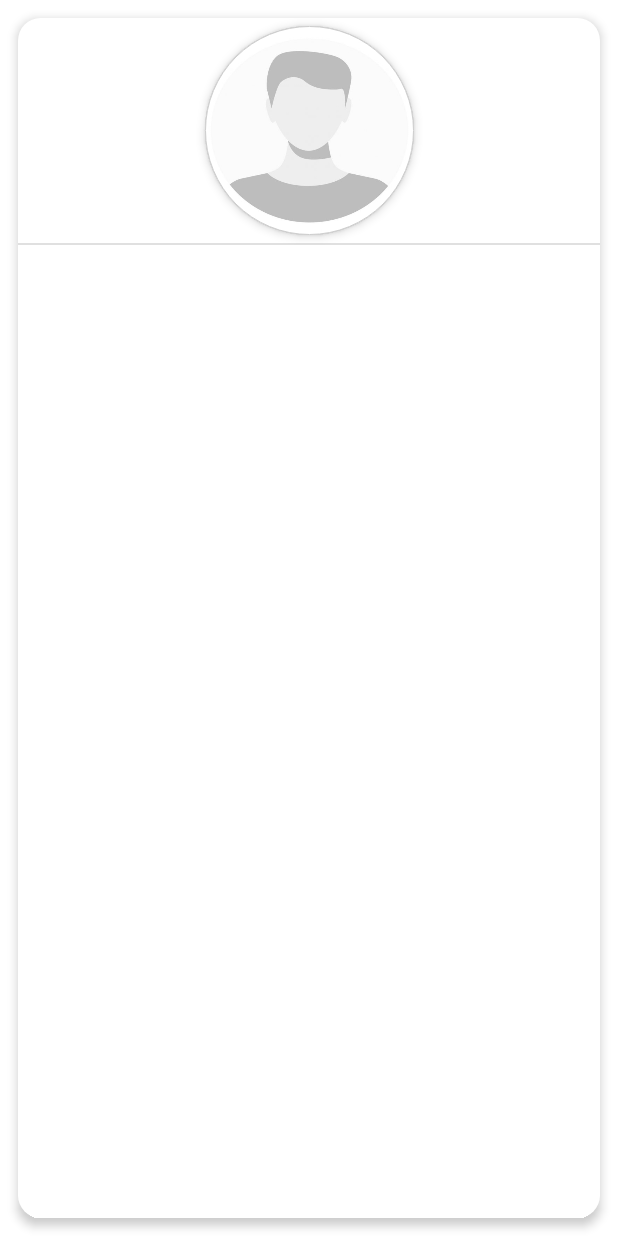
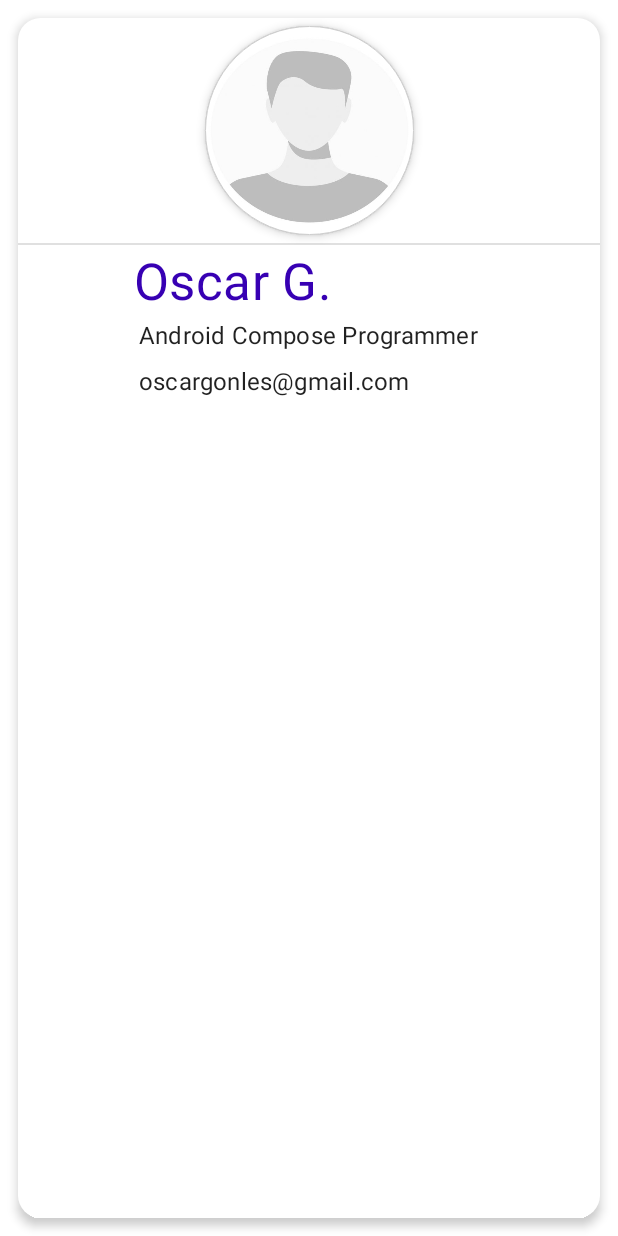
Before and after one commit to OscarGonzalezLesaga/JetpackCompose-BizCard, an Android app built with Jetpack Compose: the screen it shows after launch (MainActivity), on a phone screen of 412 x 824 dp. Run offline under Robolectric (Android 15) with nearby library versions, the phone set to English and light mode, and no system bars.

```diff
--- a/BizCardApp/app/src/main/java/com/oscargonles/bizcard/MainActivity.kt
+++ b/BizCardApp/app/src/main/java/com/oscargonles/bizcard/MainActivity.kt
@@ -20,6 +20,7 @@ import androidx.compose.material.Card
 import androidx.compose.material.Divider
 import androidx.compose.material.MaterialTheme
 import androidx.compose.material.Surface
+import androidx.compose.material.Text
 import androidx.compose.runtime.Composable
 import androidx.compose.ui.Alignment
 import androidx.compose.ui.Modifier
@@ -51,8 +52,30 @@ fun CreateBizCard() {
             ColumnTopCenterHorizontally {
                 ImageProfile()
                 Divider()
+                CreateInfo()
             }
         }
+    }
+}
+
+@Composable
+private fun CreateInfo() {
+    Column(modifier = Modifier.padding(5.dp)) {
+        Text(
+            text = "Oscar G.",
+            style = MaterialTheme.typography.h4,
+            color = MaterialTheme.colors.primaryVariant
+        )
+        Text(
+            text = "Android Compose Programmer",
+            modifier = Modifier.padding(3.dp),
+            style = MaterialTheme.typography.subtitle1
+        )
+        Text(
+            text = "oscargonles@gmail.com",
+            modifier = Modifier.padding(3.dp),
+            style = MaterialTheme.typography.subtitle1
+        )
     }
 }
 
```
